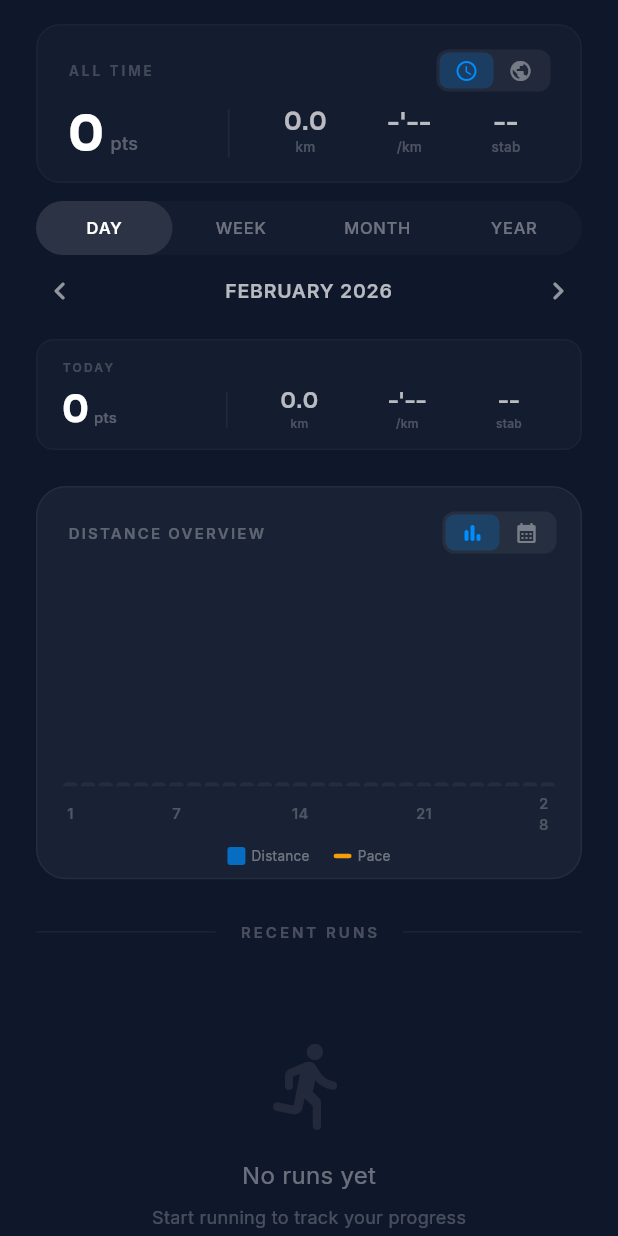
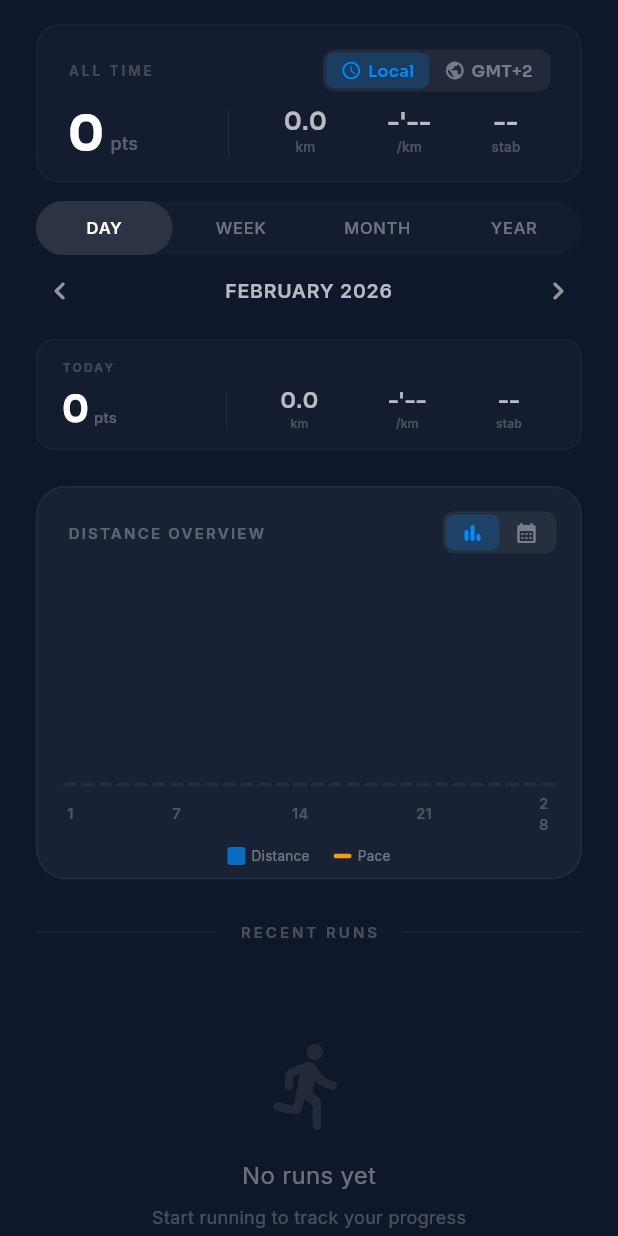
Before and after one commit to ljae/RunStrict, a Flutter app: the RunHistoryScreen screen opened directly, on a phone screen of 412 x 824 dp. Run offline on Flutter 3.47's test engine with Material 3 defaults, Android fonts, the phone set to English and light mode, and no system bars; our stand-ins replace connectivity_plus, flutter_hooks, flutter_riverpod, flutter_tts, geolocator, go_router and 9 more; missing offline and left inert: h3_flutter, mapbox_maps_flutter, purchases_flutter; accounts and stored records are empty; project files that could hold a hidden picture were left out.

Commit message:
Fix missing label parameter in _buildToggleOption for Local/GMT+2 toggle
Co-Authored-By: Claude Opus 4.6 <noreply@anthropic.com>

```diff
--- a/lib/features/history/screens/run_history_screen.dart
+++ b/lib/features/history/screens/run_history_screen.dart
@@ -1296,9 +1296,11 @@ class _RunHistoryScreenState extends ConsumerState<RunHistoryScreen> {
 
   Widget _buildToggleOption({
     required IconData icon,
+    String? label,
     required bool isSelected,
     required VoidCallback onTap,
   }) {
+    final color = isSelected ? _teamColor : Colors.white38;
     return GestureDetector(
       onTap: onTap,
       child: AnimatedContainer(
@@ -1308,11 +1310,16 @@ class _RunHistoryScreenState extends ConsumerState<RunHistoryScreen> {
           color: isSelected ? _teamColor.withOpacity(0.2) : Colors.transparent,
           borderRadius: BorderRadius.circular(6),
         ),
-        child: Icon(
-          icon,
-          size: 16,
-          color: isSelected ? _teamColor : Colors.white38,
-        ),
+        child: label != null
+            ? Row(
+                mainAxisSize: MainAxisSize.min,
+                children: [
+                  Icon(icon, size: 14, color: color),
+                  const SizedBox(width: 4),
+                  Text(label, style: TextStyle(fontSize: 11, color: color, fontWeight: FontWeight.w600)),
+                ],
+              )
+            : Icon(icon, size: 16, color: color),
       ),
     );
   }
```
